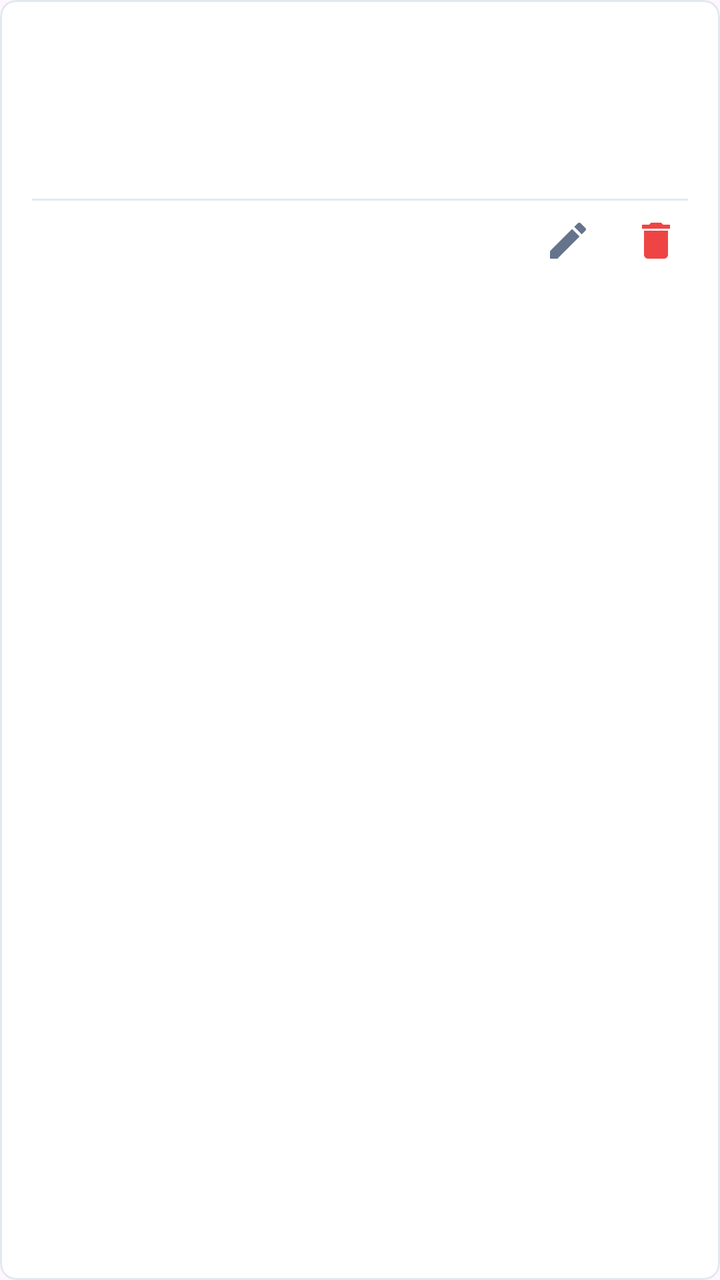
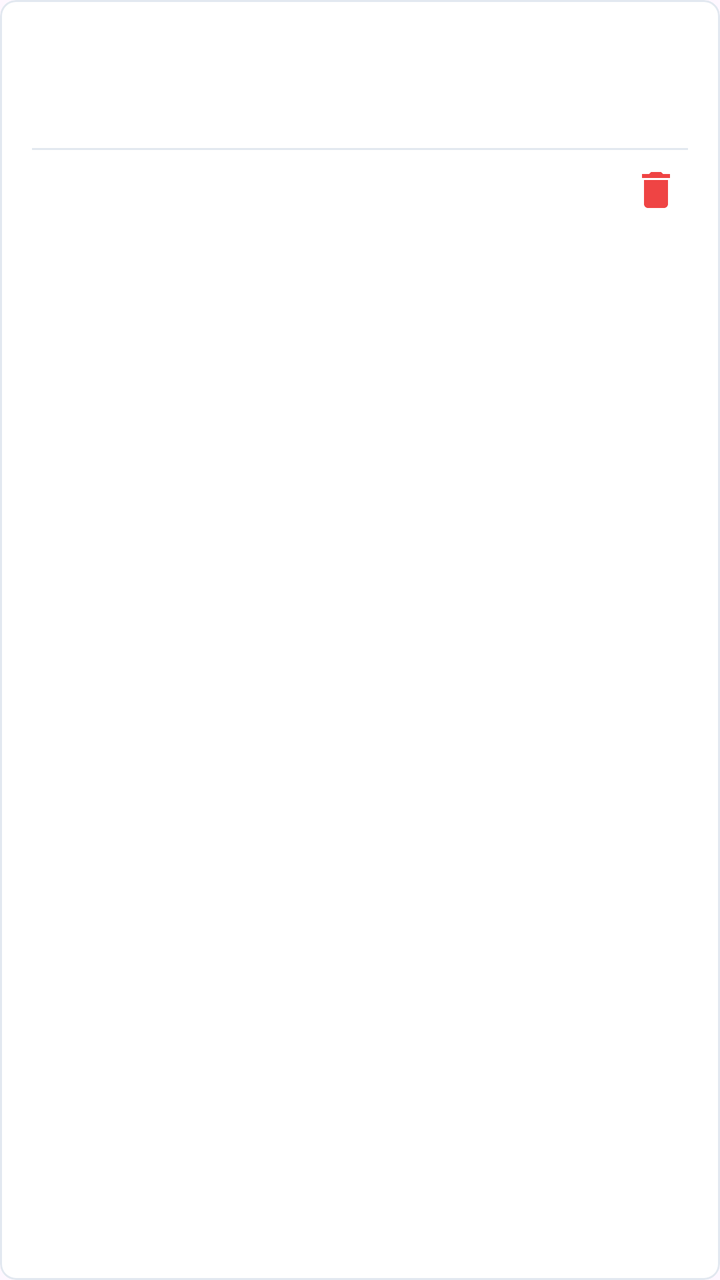

Before-and-after screenshots of an Android layout around one commit, followed by the original layout XML and the change that was made.
<!-- AndroidManifest.xml: application theme Theme.Healthcare_app -->
<!-- res/layout/item_lab.xml -->
<?xml version="1.0" encoding="utf-8"?>
<com.google.android.material.card.MaterialCardView xmlns:android="http://schemas.android.com/apk/res/android"
    xmlns:app="http://schemas.android.com/apk/res-auto"
    android:layout_width="match_parent"
    android:layout_height="wrap_content"
    android:layout_marginBottom="10dp"
    app:cardElevation="0dp"
    app:cardBackgroundColor="#FFFFFF"
    app:strokeColor="#E2E8F0"
    app:cardCornerRadius="8dp"
    app:strokeWidth="1dp">

    <LinearLayout
        android:layout_width="match_parent"
        android:layout_height="wrap_content"
        android:orientation="vertical"
        android:padding="16dp">

        
        <LinearLayout
            android:layout_width="match_parent"
            android:layout_height="wrap_content"
            android:orientation="horizontal"
            android:gravity="center_vertical"
            android:layout_marginBottom="8dp">

            <TextView
                android:id="@+id/textTestName"
                android:layout_width="0dp"
                android:layout_height="wrap_content"
                android:layout_weight="1"
                android:textSize="15sp"
            android:fontFamily="sans-serif-medium"
                android:textColor="#1A2535" />

            <TextView
                android:id="@+id/textTestDate"
                android:layout_width="wrap_content"
                android:layout_height="wrap_content"
                android:textSize="11sp"
            android:fontFamily="sans-serif-medium"
                android:textColor="#64748B" />

        </LinearLayout>

        
        <LinearLayout
            android:layout_width="match_parent"
            android:layout_height="wrap_content"
            android:orientation="horizontal"
            android:gravity="center_vertical"
            android:layout_marginBottom="4dp">

            <TextView
                android:id="@+id/textResultValue"
                android:layout_width="wrap_content"
                android:layout_height="wrap_content"
                android:textSize="18sp"
            android:fontFamily="sans-serif-medium" />

            <TextView
                android:id="@+id/textUnit"
                android:layout_width="wrap_content"
                android:layout_height="wrap_content"
                android:layout_marginStart="6dp"
                android:textSize="13sp"
            android:fontFamily="sans-serif"
                android:textColor="#64748B" />

        </LinearLayout>

        
        <TextView
            android:id="@+id/textReferenceRange"
            android:layout_width="wrap_content"
            android:layout_height="wrap_content"
            android:textSize="11sp"
            android:fontFamily="sans-serif-medium"
            android:textColor="#64748B" />

        
        <View
            android:background="#E2E8F0"
            android:layout_width="match_parent"
            android:layout_height="1dp"
            android:layout_marginTop="12dp"
            android:layout_marginBottom="4dp" />

        
        <LinearLayout
            android:layout_width="match_parent"
            android:layout_height="wrap_content"
            android:orientation="horizontal"
            android:gravity="end">

            <ImageView
                android:id="@+id/btnEditLab"
                android:layout_width="32dp"
                android:layout_height="32dp"
                android:layout_marginEnd="12dp"
                android:padding="4dp"
                android:background="?attr/selectableItemBackgroundBorderless"
                android:contentDescription="Edit"
                android:src="@drawable/ic_edit_24"
                app:tint="#64748B" />

            <ImageView
                android:id="@+id/btnDeleteLab"
                android:layout_width="32dp"
                android:layout_height="32dp"
                android:padding="4dp"
                android:background="?attr/selectableItemBackgroundBorderless"
                android:contentDescription="Delete"
                android:src="@drawable/ic_delete_24"
                app:tint="#EF4444" />

        </LinearLayout>

    </LinearLayout>

</com.google.android.material.card.MaterialCardView>
<!-- resources referenced by this layout -->
<resources>
  <!-- drawable ic_delete_24 (drawable) -->
  <vector xmlns:android="http://schemas.android.com/apk/res/android"
      android:width="24dp"
      android:height="24dp"
      android:viewportWidth="24"
      android:viewportHeight="24"
      android:tint="?attr/colorControlNormal">
      <path
          android:fillColor="@android:color/white"
          android:pathData="M6,19c0,1.1 0.9,2 2,2h8c1.1,0 2,-0.9 2,-2V7H6v12zM19,4h-3.5l-1,-1h-5l-1,1H5v2h14V4z"/>
  </vector>
  <!-- drawable ic_edit_24 (drawable) -->
  <vector xmlns:android="http://schemas.android.com/apk/res/android"
      android:width="24dp"
      android:height="24dp"
      android:viewportWidth="24"
      android:viewportHeight="24"
      android:tint="?attr/colorControlNormal">
      <path
          android:fillColor="@android:color/white"
          android:pathData="M3,17.25V21h3.75L17.81,9.94l-3.75,-3.75L3,17.25zM20.71,7.04c0.39,-0.39 0.39,-1.02 0,-1.41l-2.34,-2.34c-0.39,-0.39 -1.02,-0.39 -1.41,0l-1.83,1.83 3.75,3.75 1.83,-1.83z"/>
  </vector>
  <style name="Theme.Healthcare_app" parent="Base.Theme.Healthcare_app" />
  <style name="Base.Theme.Healthcare_app" parent="Theme.Material3.Light.NoActionBar">
          <item name="bottomSheetDialogTheme">@style/Theme.Healthcare_app.BottomSheetDialog</item>
      </style>
  <style name="Theme.Healthcare_app.BottomSheetDialog" parent="ThemeOverlay.Material3.BottomSheetDialog">
          <item name="android:windowIsFloating">false</item>
          <item name="android:backgroundDimEnabled">true</item>
          
          <item name="colorSurface">#FFFFFF</item>
          <item name="colorOnSurface">#1A2535</item>
          <item name="colorOnSurfaceVariant">#64748B</item>
          <item name="android:colorBackground">#FFFFFF</item>
          <item name="colorPrimary">#185FA5</item>
          <item name="colorOnPrimary">#FFFFFF</item>
          
          <item name="android:textColorPrimary">#1A2535</item>
          <item name="android:textColorSecondary">#64748B</item>
          <item name="android:textColorHint">#64748B</item>
          
          <item name="colorControlNormal">#E2E8F0</item>
          <item name="colorControlActivated">#185FA5</item>
          
          <item name="bottomSheetStyle">@style/LightBottomSheetStyle</item>
      </style>
  <style name="LightBottomSheetStyle" parent="Widget.Material3.BottomSheet.Modal">
          <item name="backgroundTint">#FFFFFF</item>
          <item name="android:elevation">0dp</item>
      </style>
</resources>

<!-- the commit's change to res/layout/item_lab.xml (unified diff, before → after) -->
@@ -16,7 +16,6 @@
         android:orientation="vertical"
         android:padding="16dp">
 
-        
         <LinearLayout
             android:layout_width="match_parent"
             android:layout_height="wrap_content"
@@ -30,7 +29,7 @@
                 android:layout_height="wrap_content"
                 android:layout_weight="1"
                 android:textSize="15sp"
-            android:fontFamily="sans-serif-medium"
+                android:fontFamily="sans-serif-medium"
                 android:textColor="#1A2535" />
 
             <TextView
@@ -38,47 +37,18 @@
                 android:layout_width="wrap_content"
                 android:layout_height="wrap_content"
                 android:textSize="11sp"
-            android:fontFamily="sans-serif-medium"
+                android:fontFamily="sans-serif-medium"
                 android:textColor="#64748B" />
-
         </LinearLayout>
 
-        
-        <LinearLayout
-            android:layout_width="match_parent"
-            android:layout_height="wrap_content"
-            android:orientation="horizontal"
-            android:gravity="center_vertical"
-            android:layout_marginBottom="4dp">
-
-            <TextView
-                android:id="@+id/textResultValue"
-                android:layout_width="wrap_content"
-                android:layout_height="wrap_content"
-                android:textSize="18sp"
-            android:fontFamily="sans-serif-medium" />
-
-            <TextView
-                android:id="@+id/textUnit"
-                android:layout_width="wrap_content"
-                android:layout_height="wrap_content"
-                android:layout_marginStart="6dp"
-                android:textSize="13sp"
-            android:fontFamily="sans-serif"
-                android:textColor="#64748B" />
-
-        </LinearLayout>
-
-        
         <TextView
-            android:id="@+id/textReferenceRange"
+            android:id="@+id/textImageCount"
             android:layout_width="wrap_content"
             android:layout_height="wrap_content"
-            android:textSize="11sp"
-            android:fontFamily="sans-serif-medium"
-            android:textColor="#64748B" />
+            android:textSize="13sp"
+            android:fontFamily="sans-serif"
+            android:textColor="#185FA5" />
 
-        
         <View
             android:background="#E2E8F0"
             android:layout_width="match_parent"
@@ -86,23 +56,11 @@
             android:layout_marginTop="12dp"
             android:layout_marginBottom="4dp" />
 
-        
         <LinearLayout
             android:layout_width="match_parent"
             android:layout_height="wrap_content"
             android:orientation="horizontal"
             android:gravity="end">
-
-            <ImageView
-                android:id="@+id/btnEditLab"
-                android:layout_width="32dp"
-                android:layout_height="32dp"
-                android:layout_marginEnd="12dp"
-                android:padding="4dp"
-                android:background="?attr/selectableItemBackgroundBorderless"
-                android:contentDescription="Edit"
-                android:src="@drawable/ic_edit_24"
-                app:tint="#64748B" />
 
             <ImageView
                 android:id="@+id/btnDeleteLab"
@@ -113,9 +71,6 @@
                 android:contentDescription="Delete"
                 android:src="@drawable/ic_delete_24"
                 app:tint="#EF4444" />
-
         </LinearLayout>
-
     </LinearLayout>
-
 </com.google.android.material.card.MaterialCardView>
<!-- resource entries referenced after the edit -->
@@ -10,17 +10,6 @@
       <path
           android:fillColor="@android:color/white"
           android:pathData="M6,19c0,1.1 0.9,2 2,2h8c1.1,0 2,-0.9 2,-2V7H6v12zM19,4h-3.5l-1,-1h-5l-1,1H5v2h14V4z"/>
-  </vector>
-  <!-- drawable ic_edit_24 (drawable) -->
-  <vector xmlns:android="http://schemas.android.com/apk/res/android"
-      android:width="24dp"
-      android:height="24dp"
-      android:viewportWidth="24"
-      android:viewportHeight="24"
-      android:tint="?attr/colorControlNormal">
-      <path
-          android:fillColor="@android:color/white"
-          android:pathData="M3,17.25V21h3.75L17.81,9.94l-3.75,-3.75L3,17.25zM20.71,7.04c0.39,-0.39 0.39,-1.02 0,-1.41l-2.34,-2.34c-0.39,-0.39 -1.02,-0.39 -1.41,0l-1.83,1.83 3.75,3.75 1.83,-1.83z"/>
   </vector>
   <style name="Theme.Healthcare_app" parent="Base.Theme.Healthcare_app" />
   <style name="Base.Theme.Healthcare_app" parent="Theme.Material3.Light.NoActionBar">
